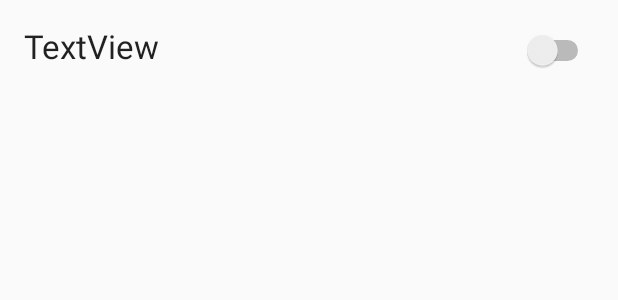
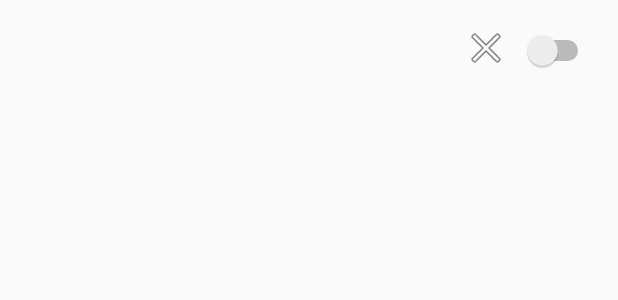
Before and after one commit to dinhitcom/MIOT, an Android app: the layout device_item_layout.xml on its own in the app's theme, with its tools: preview values and no code run, on a phone screen of 412 x 824 dp. Shown: the top 300 px of the screen. Run offline under Robolectric (Android 15) with nearby library versions, the light colour scheme and no system bars.

Commit message:
Add remove device button

```diff
--- a/app/src/main/java/com/dinhit/miot/AddDeviceActivity.java
+++ b/app/src/main/java/com/dinhit/miot/AddDeviceActivity.java
@@ -2,11 +2,13 @@ package com.dinhit.miot;
 
 import androidx.appcompat.app.AppCompatActivity;
 
+import android.app.Activity;
 import android.content.Intent;
 import android.os.Bundle;
 import android.os.Handler;
 import android.util.Log;
 import android.view.View;
+import android.view.inputmethod.InputMethodManager;
 import android.widget.Button;
 import android.widget.CheckBox;
 import android.widget.EditText;
@@ -48,6 +50,8 @@ public class AddDeviceActivity extends AppCompatActivity {
         btnAdddDevice.setOnClickListener(new View.OnClickListener() {
             @Override
             public void onClick(View v) {
+                InputMethodManager imm = (InputMethodManager) getApplicationContext().getSystemService(Activity.INPUT_METHOD_SERVICE);
+                imm.hideSoftInputFromWindow(v.getWindowToken(), 0);
                 deviceName = tvDevice.getText().toString();
                 devicePort = tvPort.getText().toString();
                 String msg = validData(deviceName, devicePort);
--- a/app/src/main/java/com/dinhit/miot/AddRoomActivity.java
+++ b/app/src/main/java/com/dinhit/miot/AddRoomActivity.java
@@ -5,6 +5,7 @@ import androidx.localbroadcastmanager.content.LocalBroadcastManager;
 import androidx.recyclerview.widget.GridLayoutManager;
 import androidx.recyclerview.widget.RecyclerView;
 
+import android.app.Activity;
 import android.content.BroadcastReceiver;
 import android.content.Context;
 import android.content.Intent;
@@ -13,6 +14,7 @@ import android.os.Bundle;
 import android.os.Handler;
 import android.util.Log;
 import android.view.View;
+import android.view.inputmethod.InputMethodManager;
 import android.widget.Button;
 import android.widget.EditText;
 import android.widget.TextView;
@@ -61,6 +63,8 @@ public class AddRoomActivity extends AppCompatActivity{
         btnAddRoom.setOnClickListener(new View.OnClickListener() {
             @Override
             public void onClick(View v) {
+                InputMethodManager imm = (InputMethodManager) getApplicationContext().getSystemService(Activity.INPUT_METHOD_SERVICE);
+                imm.hideSoftInputFromWindow(v.getWindowToken(), 0);
                 if (msgRecieved) {
                     final String name = tvToString(tvRoomName);
                     String desc = tvToString(roomDesc);
--- a/app/src/main/res/layout/device_item_layout.xml
+++ b/app/src/main/res/layout/device_item_layout.xml
@@ -11,14 +11,22 @@
         android:layout_height="wrap_content"
         android:layout_marginStart="16dp"
         android:layout_marginTop="16dp"
-        android:layout_marginEnd="16dp"
         android:layout_marginBottom="16dp"
-        android:text="TextView"
         android:textAppearance="@style/TextAppearance.AppCompat.Large"
         app:layout_constraintBottom_toBottomOf="parent"
-        app:layout_constraintEnd_toStartOf="@+id/swDevice"
+        app:layout_constraintEnd_toStartOf="@+id/btnRemoveDevice"
         app:layout_constraintStart_toStartOf="parent"
         app:layout_constraintTop_toTopOf="parent" />
+
+    <ImageView
+        android:id="@+id/btnRemoveDevice"
+        android:layout_width="wrap_content"
+        android:layout_height="wrap_content"
+        android:layout_marginTop="16dp"
+        android:layout_marginEnd="8dp"
+        app:layout_constraintEnd_toStartOf="@+id/swDevice"
+        app:layout_constraintTop_toTopOf="parent"
+        app:srcCompat="@android:drawable/ic_menu_close_clear_cancel" />
 
     <Switch
         android:id="@+id/swDevice"
```
Also changed, not shown: app/src/main/java/com/dinhit/miot/LoginActivity.java (+15 -0 lines), app/src/main/java/com/dinhit/miot/adapter/DeviceAdapter.java (+23 -1 lines), app/src/main/res/layout/activity_device_manager.xml (+13 -1 lines).
